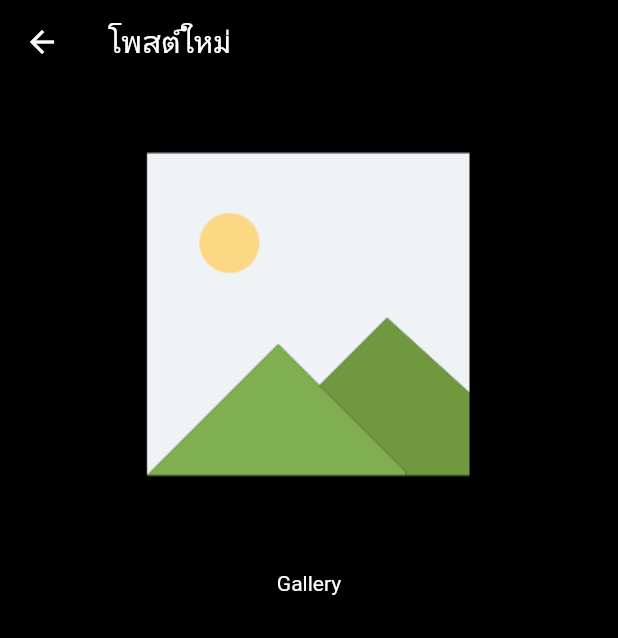
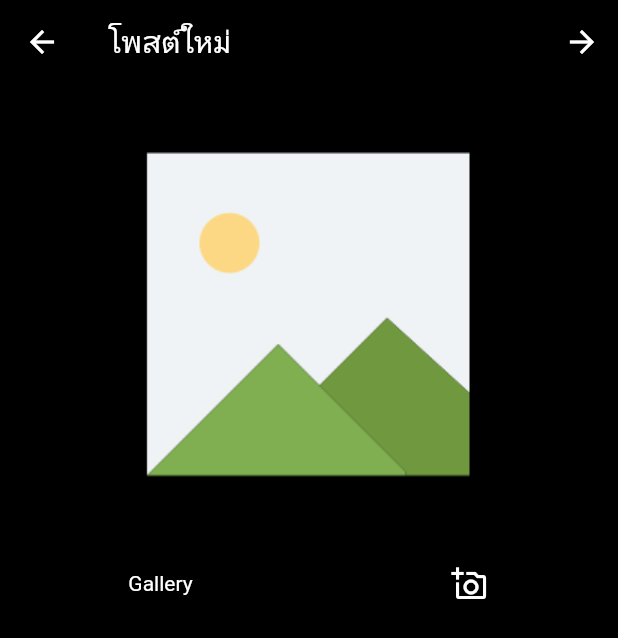
Before and after one commit to masterUNG/AdmanYout, a Flutter app: the AddPhoto screen opened directly, after a tap on "Gallery", on a phone screen of 412 x 824 dp. Shown: the top 638 px of the screen. Run offline on Flutter 3.47's test engine with Material 2 defaults, Android fonts, the phone set to English and light mode, and no system bars; our stand-ins replace cloud_firestore, firebase_auth, firebase_core, firebase_storage, image_picker; accounts and stored records are empty.

Commit message:
update add Photo

```diff
--- /dev/null
+++ b/lib/models/photo_model.dart
@@ -0,0 +1,23 @@
+import 'dart:convert';
+
+// ignore_for_file: public_member_api_docs, sort_constructors_first
+class PhotoModel {
+  final String urlPhoto;
+  PhotoModel({
+    required this.urlPhoto,
+  });
+
+  Map<String, dynamic> toMap() {
+    return <String, dynamic>{
+      'urlPhoto': urlPhoto,
+    };
+  }
+
+  factory PhotoModel.fromMap(Map<String, dynamic> map) {
+    return PhotoModel(
+      urlPhoto: (map['urlPhoto'] ?? '') as String,
+    );
+  }
+
+  factory PhotoModel.fromJson(String source) => PhotoModel.fromMap(json.decode(source) as Map<String, dynamic>);
+}
--- a/lib/states/add_photo.dart
+++ b/lib/states/add_photo.dart
@@ -1,10 +1,71 @@
+import 'dart:io';
+import 'dart:math';
+
+import 'package:admanyout/models/photo_model.dart';
+import 'package:admanyout/states/add_form.dart';
 import 'package:admanyout/utility/my_constant.dart';
+import 'package:admanyout/utility/my_dialog.dart';
+import 'package:admanyout/widgets/show_icon_button.dart';
 import 'package:admanyout/widgets/show_image.dart';
 import 'package:admanyout/widgets/show_text.dart';
+import 'package:cloud_firestore/cloud_firestore.dart';
+import 'package:firebase_auth/firebase_auth.dart';
+import 'package:firebase_storage/firebase_storage.dart';
 import 'package:flutter/material.dart';
+import 'package:image_picker/image_picker.dart';
 
-class AddPhoto extends StatelessWidget {
+class AddPhoto extends StatefulWidget {
   const AddPhoto({Key? key}) : super(key: key);
+
+  @override
+  State<AddPhoto> createState() => _AddPhotoState();
+}
+
+class _AddPhotoState extends State<AddPhoto> {
+  var files = <File>[];
+  var widgets = <Widget>[];
+  var photoModels = <PhotoModel>[];
+  var choosePhotoModels = <PhotoModel>[];
+  File? file;
+
+  var user = FirebaseAuth.instance.currentUser;
+
+  @override
+  void initState() {
+    super.initState();
+    readPhotoStock();
+  }
+
+  Future<void> readPhotoStock() async {
+    if (widgets.isNotEmpty) {
+      widgets.clear();
+      photoModels.clear();
+    }
+    await FirebaseFirestore.instance
+        .collection('user')
+        .doc(user!.uid)
+        .collection('photo')
+        .get()
+        .then((value) {
+      print('value ==>> ${value.docs}');
+      if (value.docs.isNotEmpty) {
+        for (var item in value.docs) {
+          PhotoModel photoModel = PhotoModel.fromMap(item.data());
+          photoModels.add(photoModel);
+          widgets.add(creatImageFromUrl(url: photoModel.urlPhoto));
+        }
+        setState(() {});
+      }
+    });
+  }
+
+  Widget creatImageFromUrl({required String url}) {
+    return SizedBox(
+      width: 100,
+      height: 100,
+      child: Image.network(url),
+    );
+  }
 
   @override
   Widget build(BuildContext context) {
@@ -14,26 +75,146 @@ class AddPhoto extends StatelessWidget {
         title: const Text('โพสต์ใหม่'),
         foregroundColor: Colors.white,
         backgroundColor: Colors.black,
+        actions: [
+          ShowIconButton(
+              iconData: Icons.arrow_forward,
+              pressFunc: () {
+                if (choosePhotoModels.isEmpty) {
+                  MyDialog(context: context).normalActionDilalog(
+                      title: 'No Photo ?',
+                      message: 'Please Choose Photo',
+                      label: 'OK',
+                      pressFunc: () => Navigator.pop(context));
+                } else {
+                  Navigator.pushAndRemoveUntil(
+                      context,
+                      MaterialPageRoute(
+                        builder: (context) =>
+                            AddForm(photoModels: choosePhotoModels),
+                      ),
+                      (route) => false);
+                }
+              })
+        ],
       ),
       body: LayoutBuilder(builder: (context, constraints) {
-        return Column(
+        return SingleChildScrollView(
+          child: Column(
             children: [
               SizedBox(
                 width: constraints.maxWidth,
                 height: constraints.maxWidth * 0.75,
-              child: const ShowImage(
+                child: choosePhotoModels.isEmpty
+                    ? const ShowImage(
                         path: 'images/image.png',
+                      )
+                    : Stack(
+                        children: [
+                          ListView.builder(
+                            shrinkWrap: true,
+                            physics: const ScrollPhysics(),
+                            scrollDirection: Axis.horizontal,
+                            itemCount: choosePhotoModels.length,
+                            itemBuilder: (context, index) => Image.network(
+                                choosePhotoModels[index].urlPhoto),
+                          ),
+                          Positioned(
+                            bottom: 0,
+                            child: Card(
+                              color: Colors.black,
+                              child: Padding(
+                                padding: const EdgeInsets.all(8.0),
+                                child: ShowText(
+                                  label: '${choosePhotoModels.length}',
+                                  textStyle: MyConstant().h2WhiteStyle(),
                                 ),
                               ),
-            TextButton(
-                onPressed: () {},
-                child: ShowText(
-                  label: 'Gallery',
-                  textStyle: MyConstant().h3WhiteStyle(),
-                ))
+                            ),
+                          )
                         ],
+                      ),
+              ),
+              newTakePhoto(),
+              widgets.isEmpty ? const SizedBox() : newGridPhoto(),
+            ],
+          ),
         );
       }),
     );
   }
+
+  GridView newGridPhoto() {
+    return GridView.builder(
+      itemCount: widgets.length,
+      shrinkWrap: true,
+      physics: const ScrollPhysics(),
+      gridDelegate: const SliverGridDelegateWithFixedCrossAxisCount(
+        crossAxisCount: 3,
+        crossAxisSpacing: 8,
+        mainAxisSpacing: 8,
+        childAspectRatio: 1,
+      ),
+      itemBuilder: (BuildContext context, int index) => InkWell(
+        onTap: () {
+          print('You tab index ==> $index');
+          choosePhotoModels.add(photoModels[index]);
+          setState(() {});
+        },
+        child: widgets[index],
+      ),
+    );
   }
+
+  Row newTakePhoto() {
+    return Row(
+      mainAxisAlignment: MainAxisAlignment.spaceAround,
+      children: [
+        TextButton(
+          onPressed: () => processTakePhoto(imageSource: ImageSource.gallery),
+          child: ShowText(
+            label: 'Gallery',
+            textStyle: MyConstant().h3WhiteStyle(),
+          ),
+        ),
+        ShowIconButton(
+          iconData: Icons.add_a_photo_outlined,
+          pressFunc: () => processTakePhoto(imageSource: ImageSource.camera),
+        )
+      ],
+    );
+  }
+
+  Future<void> processTakePhoto({required ImageSource imageSource}) async {
+    var result = await ImagePicker().pickImage(
+      source: imageSource,
+      maxWidth: 800,
+      maxHeight: 800,
+    );
+    file = File(result!.path);
+    files.add(file!);
+
+    String uidLogin = user!.uid;
+    String namePhoto = '$user${Random().nextInt(1000000)}.jpg';
+    FirebaseStorage firebaseStorage = FirebaseStorage.instance;
+    Reference reference = firebaseStorage.ref().child('photo/$namePhoto');
+    UploadTask uploadTask = reference.putFile(file!);
+    await uploadTask.whenComplete(() async {
+      await reference.getDownloadURL().then((value) async {
+        String urlPhoto = value;
+        PhotoModel photoModel = PhotoModel(urlPhoto: urlPhoto);
+        await FirebaseFirestore.instance
+            .collection('user')
+            .doc(uidLogin)
+            .collection('photo')
+            .doc()
+            .set(photoModel.toMap())
+            .then((value) {
+          print('upload Photo Sucess');
+          readPhotoStock();
+        });
+      });
+    });
+
+    setState(() {});
+  }
+}
```
Also changed, not shown: lib/states/add_form.dart (added, +37 -0 lines). Lines whose indentation alone changed are shown as unchanged.
